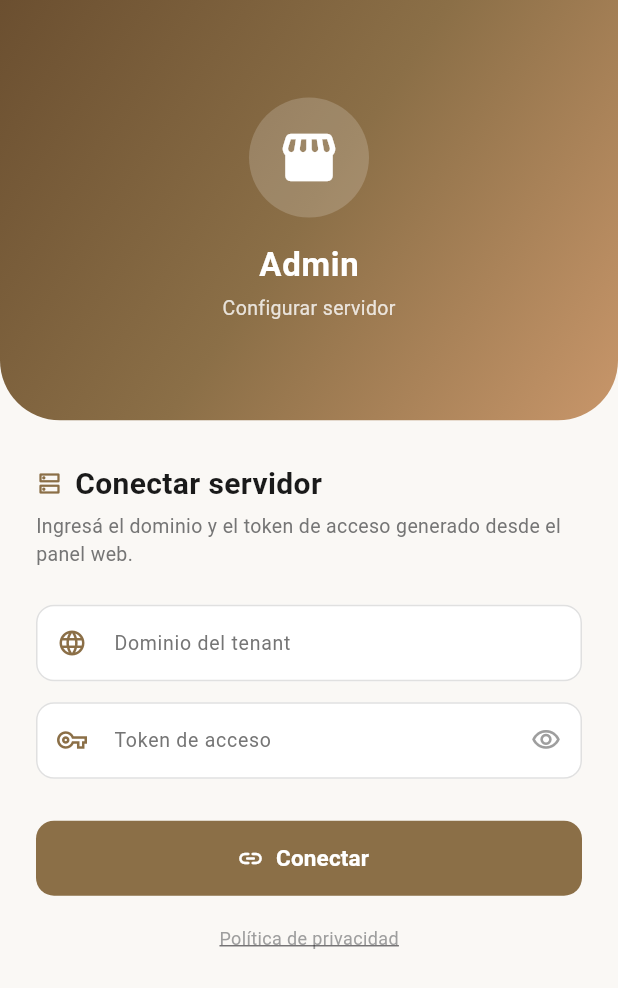
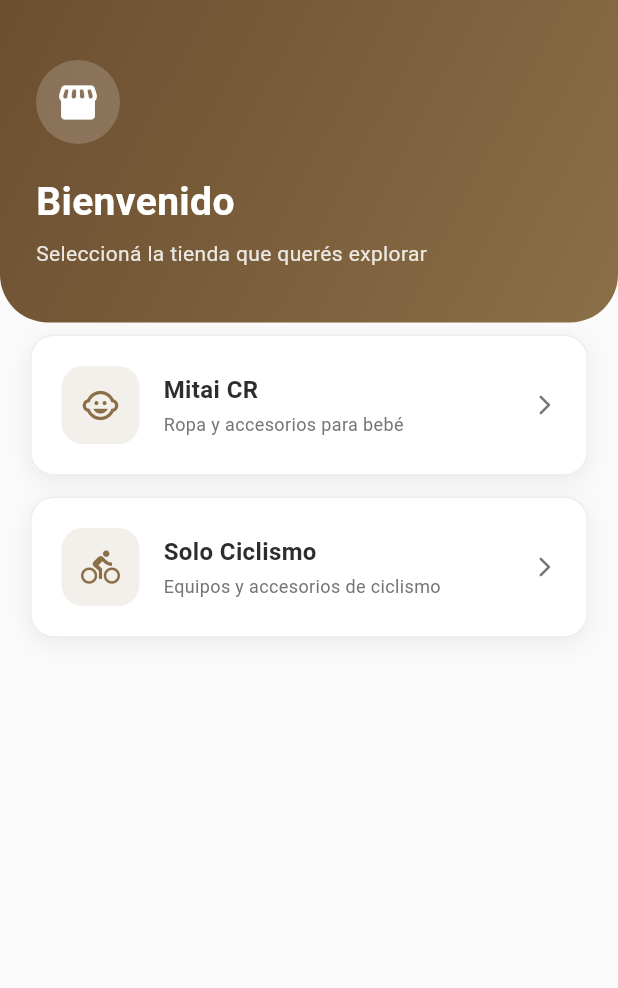
Before and after one commit to JuanDiego255/FlutterEcommerceApp, a Flutter app: the screen it shows after launch, on a phone screen of 412 x 824 dp. Shown: the top 988 px of the screen. Run offline on Flutter 3.47's test engine with Material 3 defaults, Android fonts, the phone set to English and light mode, and no system bars; our stand-ins replace app_links, cached_network_image, equatable, flutter_bloc, flutter_credit_card, flutter_image_slideshow and 8 more; accounts and stored records are empty.

Commit message:
Cambios en el launch de la app

```diff
--- a/lib/main.dart
+++ b/lib/main.dart
@@ -14,6 +14,8 @@ import 'package:ecommerce_flutter/src/presentation/pages/auth/register/RegisterP
 import 'package:ecommerce_flutter/src/presentation/pages/catalog/detail/CatalogProductDetailPage.dart';
 import 'package:ecommerce_flutter/src/presentation/pages/catalog/home/CatalogHomePage.dart';
 import 'package:ecommerce_flutter/src/presentation/pages/catalog/products/CatalogProductListPage.dart';
+import 'package:ecommerce_flutter/src/presentation/pages/auth/token/AdminTokenPage.dart';
+import 'package:ecommerce_flutter/src/presentation/pages/catalog/tenant/TenantSelectPage.dart';
 import 'package:ecommerce_flutter/src/presentation/pages/catalog/wishlist/WishlistPage.dart';
 import 'package:ecommerce_flutter/src/presentation/pages/client/ShoppingBag/ClientShoppingBagPage.dart';
 import 'package:ecommerce_flutter/src/presentation/pages/client/address/create/ClientAddressCreatePage.dart';
@@ -78,8 +80,10 @@ class _MyAppState extends State<MyApp> {
           colorScheme: ColorScheme.fromSeed(seedColor: Colors.deepPurple),
           useMaterial3: true,
         ),
-        initialRoute: TenantSession.isConfigured ? 'catalog/home' : 'login',
+        initialRoute: TenantSession.isConfigured ? 'catalog/home' : 'tenant/select',
         routes: {
+          'tenant/select': (BuildContext context) => const TenantSelectPage(),
+          'admin/token': (BuildContext context) => const AdminTokenPage(),
           'login': (BuildContext context) => LoginPage(),
           'register': (BuildContext context) => RegisterPage(),
           'catalog/home': (BuildContext context) => const CatalogHomePage(),
--- a/lib/src/data/dataSource/local/TenantSession.dart
+++ b/lib/src/data/dataSource/local/TenantSession.dart
@@ -34,6 +34,7 @@ class TenantSession {
   }
 
   static bool get isConfigured => _config != null && _config!.domain.isNotEmpty;
+  static bool get hasAdminAccess => _config?.appToken?.isNotEmpty ?? false;
   static String get host => _config?.domain ?? '';
   static String? get appToken => _config?.appToken;
   static TenantConfig? get config => _config;
--- a/lib/src/domain/models/TenantConfig.dart
+++ b/lib/src/domain/models/TenantConfig.dart
@@ -2,21 +2,21 @@ import 'dart:convert';
 
 class TenantConfig {
   final String domain;
-  final String appToken;
+  final String? appToken;
 
   const TenantConfig({
     required this.domain,
-    required this.appToken,
+    this.appToken,
   });
 
   factory TenantConfig.fromJson(Map<String, dynamic> j) => TenantConfig(
         domain: j['domain'] as String? ?? '',
-        appToken: j['app_token'] as String? ?? '',
+        appToken: j['app_token'] as String?,
       );
 
   Map<String, dynamic> toJson() => {
         'domain': domain,
-        'app_token': appToken,
+        if (appToken != null) 'app_token': appToken,
       };
 
   @override
--- a/lib/src/presentation/pages/auth/login/LoginContent.dart
+++ b/lib/src/presentation/pages/auth/login/LoginContent.dart
@@ -41,7 +41,7 @@ class _LoginContentState extends State<LoginContent> {
   @override
   void initState() {
     super.initState();
-    _showServerConfig = !TenantSession.isConfigured;
+    _showServerConfig = !TenantSession.hasAdminAccess;
     _domainCtrl = TextEditingController(text: TenantSession.host);
   }
 
--- /dev/null
+++ b/lib/src/presentation/pages/catalog/tenant/TenantSelectPage.dart
@@ -0,0 +1,218 @@
+import 'package:ecommerce_flutter/src/data/dataSource/local/TenantSession.dart';
+import 'package:ecommerce_flutter/src/domain/models/TenantConfig.dart';
+import 'package:flutter/material.dart';
+
+const _kPrimary = Color(0xFF2D2D2D);
+const _kAccent  = Color(0xFF8B6F47);
+const _kBg      = Color(0xFFFAFAFA);
+const _kCard    = Colors.white;
+const _kSub     = Color(0xFF757575);
+const _kDivider = Color(0xFFEEEEEE);
+
+class _Tenant {
+  final String name;
+  final String subtitle;
+  final String domain;
+  final IconData icon;
+  const _Tenant({
+    required this.name,
+    required this.subtitle,
+    required this.domain,
+    required this.icon,
+  });
+}
+
+const _kTenants = [
+  _Tenant(
+    name: 'Mitai CR',
+    subtitle: 'Ropa y accesorios para bebé',
+    domain: 'mitaibabyboutique.mitaicr.com',
+    icon: Icons.child_care_outlined,
+  ),
+  _Tenant(
+    name: 'Solo Ciclismo',
+    subtitle: 'Equipos y accesorios de ciclismo',
+    domain: 'solociclismocrc.mitaicr.com',
+    icon: Icons.directions_bike_outlined,
+  ),
+];
+
+class TenantSelectPage extends StatefulWidget {
+  const TenantSelectPage({super.key});
+
+  @override
+  State<TenantSelectPage> createState() => _TenantSelectPageState();
+}
+
+class _TenantSelectPageState extends State<TenantSelectPage> {
+  int? _loadingIndex;
+
+  Future<void> _select(int index, _Tenant tenant) async {
+    setState(() => _loadingIndex = index);
+    await TenantSession.save(TenantConfig(domain: tenant.domain));
+    if (!mounted) return;
+    Navigator.pushReplacementNamed(context, 'catalog/home');
+  }
+
+  @override
+  Widget build(BuildContext context) {
+    return Scaffold(
+      backgroundColor: _kBg,
+      body: SafeArea(
+        child: Column(
+          children: [
+            _buildHeader(),
+            Expanded(
+              child: ListView(
+                padding: const EdgeInsets.fromLTRB(20, 8, 20, 24),
+                children: [
+                  for (int i = 0; i < _kTenants.length; i++) ...[
+                    _TenantCard(
+                      tenant: _kTenants[i],
+                      isLoading: _loadingIndex == i,
+                      onTap: _loadingIndex != null ? null : () => _select(i, _kTenants[i]),
+                    ),
+                    const SizedBox(height: 14),
+                  ],
+                ],
+              ),
+            ),
+          ],
+        ),
+      ),
+    );
+  }
+
+  Widget _buildHeader() {
+    return Container(
+      width: double.infinity,
+      padding: const EdgeInsets.fromLTRB(24, 40, 24, 36),
+      decoration: const BoxDecoration(
+        gradient: LinearGradient(
+          begin: Alignment.topLeft,
+          end: Alignment.bottomRight,
+          colors: [Color(0xFF6B4F30), _kAccent],
+        ),
+        borderRadius: BorderRadius.only(
+          bottomLeft: Radius.circular(32),
+          bottomRight: Radius.circular(32),
+        ),
+      ),
+      child: Column(
+        crossAxisAlignment: CrossAxisAlignment.start,
+        children: [
+          Container(
+            width: 56,
+            height: 56,
+            decoration: BoxDecoration(
+              color: Colors.white.withOpacity(0.18),
+              shape: BoxShape.circle,
+            ),
+            child: const Icon(Icons.storefront_rounded, size: 30, color: Colors.white),
+          ),
+          const SizedBox(height: 20),
+          const Text(
+            'Bienvenido',
+            style: TextStyle(
+              color: Colors.white,
+              fontSize: 26,
+              fontWeight: FontWeight.w700,
+            ),
+          ),
+          const SizedBox(height: 6),
+          Text(
+            'Seleccioná la tienda que querés explorar',
+            style: TextStyle(
+              color: Colors.white.withOpacity(0.85),
+              fontSize: 14,
+            ),
+          ),
+        ],
+      ),
+    );
+  }
+}
+
+class _TenantCard extends StatelessWidget {
+  final _Tenant tenant;
+  final bool isLoading;
+  final VoidCallback? onTap;
+
+  const _TenantCard({
+    required this.tenant,
+    required this.isLoading,
+    required this.onTap,
+  });
+
+  @override
+  Widget build(BuildContext context) {
+    return GestureDetector(
+      onTap: onTap,
+      child: AnimatedOpacity(
+        opacity: onTap == null && !isLoading ? 0.5 : 1.0,
+        duration: const Duration(milliseconds: 200),
+        child: Container(
+          padding: const EdgeInsets.all(20),
+          decoration: BoxDecoration(
+            color: _kCard,
+            borderRadius: BorderRadius.circular(16),
+            boxShadow: const [
+              BoxShadow(
+                color: Color(0x0F000000),
+                blurRadius: 12,
+                offset: Offset(0, 4),
+              ),
+            ],
+            border: Border.all(color: _kDivider, width: 1),
+          ),
+          child: Row(
+            children: [
+              Container(
+                width: 52,
+                height: 52,
+                decoration: BoxDecoration(
+                  color: _kAccent.withOpacity(0.1),
+                  borderRadius: BorderRadius.circular(14),
+                ),
+                child: Icon(tenant.icon, color: _kAccent, size: 26),
+              ),
+              const SizedBox(width: 16),
+              Expanded(
+                child: Column(
+                  crossAxisAlignment: CrossAxisAlignment.start,
+                  children: [
+                    Text(
+                      tenant.name,
+                      style: const TextStyle(
+                        fontSize: 16,
+                        fontWeight: FontWeight.w700,
+                        color: _kPrimary,
+                      ),
+                    ),
+                    const SizedBox(height: 3),
+                    Text(
+                      tenant.subtitle,
+                      style: const TextStyle(fontSize: 12, color: _kSub),
+                    ),
+                  ],
+                ),
+              ),
+              const SizedBox(width: 8),
+              if (isLoading)
+                const SizedBox(
+                  width: 20,
+                  height: 20,
+                  child: CircularProgressIndicator(
+                    strokeWidth: 2,
+                    valueColor: AlwaysStoppedAnimation(_kAccent),
+                  ),
+                )
+              else
+                const Icon(Icons.arrow_forward_ios_rounded, size: 16, color: _kSub),
+            ],
+          ),
+        ),
+      ),
+    );
+  }
+}
```
Also changed, not shown: lib/src/presentation/pages/auth/token/AdminTokenPage.dart (added, +291 -0 lines), lib/src/presentation/pages/catalog/home/CatalogHomePage.dart (+34 -9 lines).
